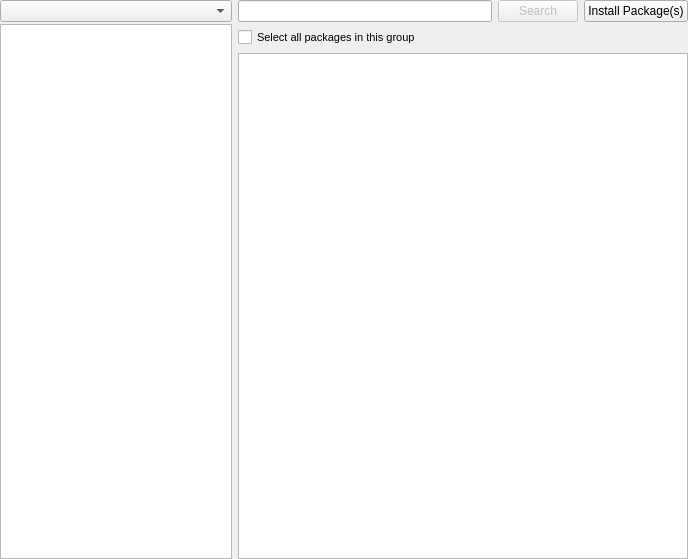
Before: the Qt Designer form package-manager/pureQt4/ui/mainwidget_kde4.ui in pars-linux/uludag, drawn with Qt 5.
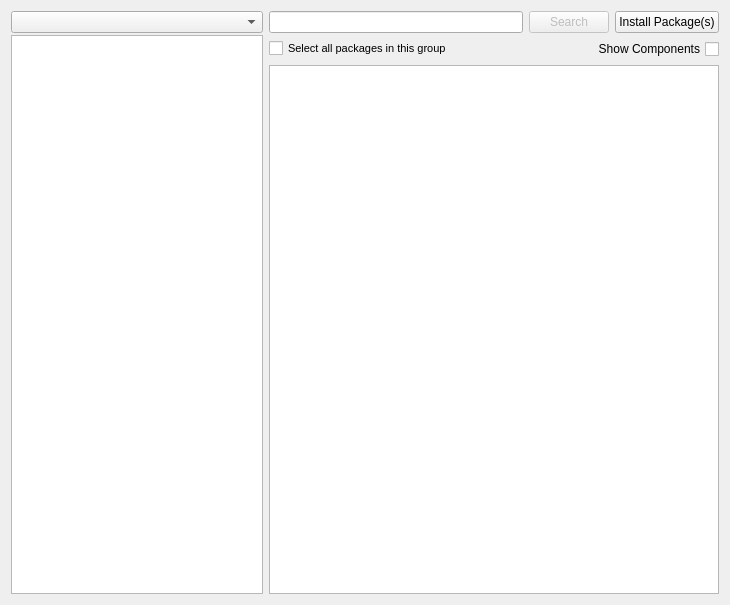
After: the same form once the commit is applied. Custom widgets are drawn as their Qt base class.

Commit message:
* Show components if user wants
BUG:FIXED:4413

The edit to the form file:
```diff
--- a/package-manager/pureQt4/ui/mainwidget_kde4.ui
+++ b/package-manager/pureQt4/ui/mainwidget_kde4.ui
@@ -6,18 +6,15 @@
    <rect>
     <x>0</x>
     <y>0</y>
-    <width>688</width>
-    <height>559</height>
+    <width>730</width>
+    <height>605</height>
    </rect>
   </property>
   <property name="windowTitle">
    <string>Form</string>
   </property>
-  <layout class="QGridLayout" name="gridLayout_2">
-   <property name="margin">
-    <number>0</number>
-   </property>
-   <item row="0" column="0">
+  <layout class="QGridLayout" name="gridLayout">
+   <item row="0" column="0" rowspan="3">
     <layout class="QVBoxLayout" name="verticalLayout">
      <property name="spacing">
       <number>2</number>
@@ -63,8 +60,6 @@
     </layout>
    </item>
    <item row="0" column="1">
-    <layout class="QGridLayout" name="gridLayout">
-     <item row="0" column="0">
       <widget class="KLineEdit" name="searchLine">
        <property name="clickMessage">
         <string>Click to search</string>
@@ -74,7 +69,7 @@
        </property>
       </widget>
      </item>
-     <item row="0" column="1">
+   <item row="0" column="2">
       <widget class="QPushButton" name="searchButton">
        <property name="enabled">
         <bool>false</bool>
@@ -84,14 +79,14 @@
        </property>
       </widget>
      </item>
-     <item row="0" column="2">
+   <item row="0" column="3">
       <widget class="QPushButton" name="actionButton">
        <property name="text">
         <string>Install Package(s)</string>
        </property>
       </widget>
      </item>
-     <item row="1" column="0">
+   <item row="1" column="1">
       <widget class="QCheckBox" name="selectAll">
        <property name="font">
         <font>
@@ -106,7 +101,17 @@
        </property>
       </widget>
      </item>
-     <item row="2" column="0" colspan="3">
+   <item row="1" column="2" colspan="2">
+    <widget class="QCheckBox" name="checkComponents">
+     <property name="layoutDirection">
+      <enum>Qt::RightToLeft</enum>
+     </property>
+     <property name="text">
+      <string>Show Components</string>
+     </property>
+    </widget>
+   </item>
+   <item row="2" column="1" colspan="3">
       <widget class="PackageView" name="packageList">
        <property name="minimumSize">
         <size>
@@ -175,8 +180,6 @@
         <number>52</number>
        </attribute>
       </widget>
-     </item>
-    </layout>
    </item>
   </layout>
  </widget>
```
Lines whose indentation alone changed are shown as unchanged. The commit also changes 5 other files.
